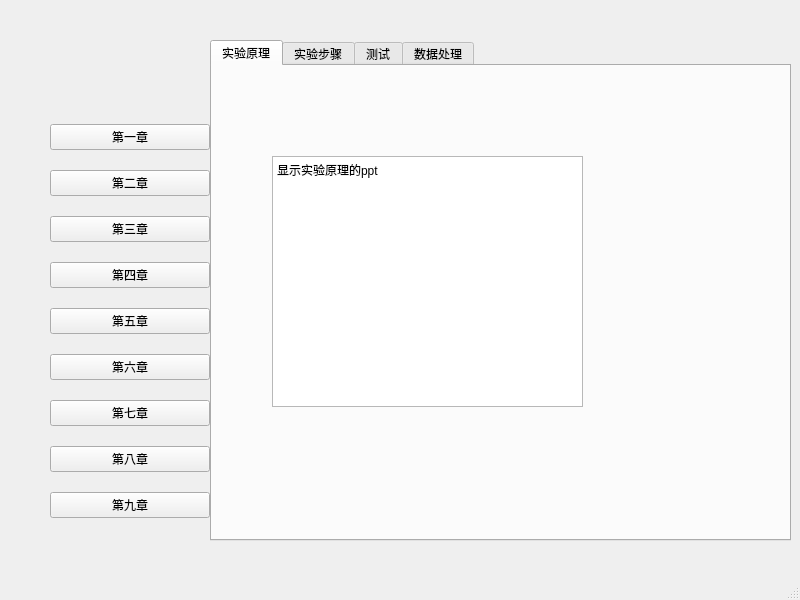
Before: the Qt Designer form main_window.ui in siweiyangsiwei/sprPthonProjext, drawn with Qt 5.
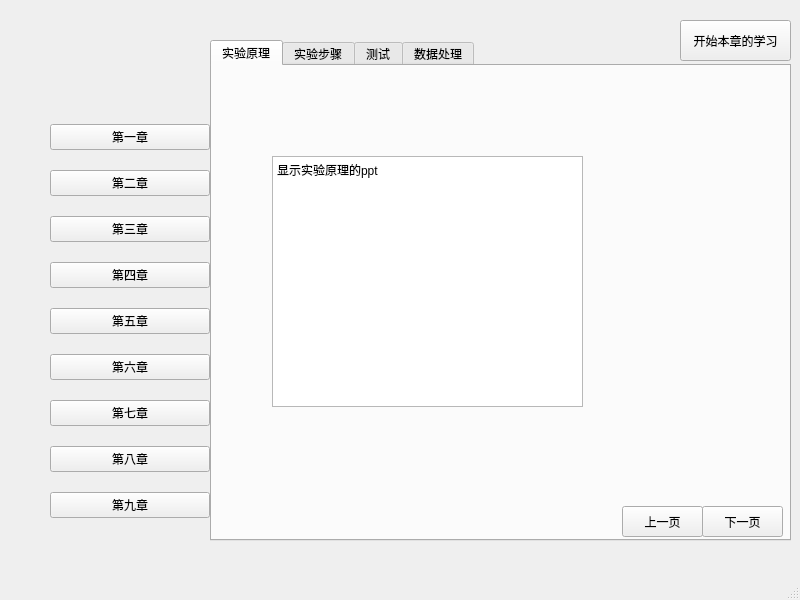
After: the same form once the commit is applied. The open tabs and pages were chosen to show the change.

Commit message: 完åå完成了章节的å­选择以及开始学习按钮的基本功能,放置了上一页下一页的按钮(功能ä¸功能未实现)

Diff of the .ui file:
```diff
--- a/main_window.ui
+++ b/main_window.ui
@@ -123,6 +123,32 @@
 &lt;p style=&quot;-qt-paragraph-type:empty; margin-top:0px; margin-bottom:0px; margin-left:0px; margin-right:0px; -qt-block-indent:0; text-indent:0px;&quot;&gt;&lt;br /&gt;&lt;/p&gt;&lt;/body&gt;&lt;/html&gt;</string>
       </property>
      </widget>
+     <widget class="QPushButton" name="pre_principle_page">
+      <property name="geometry">
+       <rect>
+        <x>410</x>
+        <y>440</y>
+        <width>81</width>
+        <height>31</height>
+       </rect>
+      </property>
+      <property name="text">
+       <string>上一页</string>
+      </property>
+     </widget>
+     <widget class="QPushButton" name="next_principle_page">
+      <property name="geometry">
+       <rect>
+        <x>490</x>
+        <y>440</y>
+        <width>81</width>
+        <height>31</height>
+       </rect>
+      </property>
+      <property name="text">
+       <string>下一页</string>
+      </property>
+     </widget>
     </widget>
     <widget class="QWidget" name="experiment_steps">
      <attribute name="title">
@@ -157,6 +183,25 @@
      </attribute>
     </widget>
    </widget>
+   <widget class="QPushButton" name="start_or_finish_learn">
+    <property name="geometry">
+     <rect>
+      <x>680</x>
+      <y>20</y>
+      <width>111</width>
+      <height>41</height>
+     </rect>
+    </property>
+    <property name="text">
+     <string>开始本章的学习</string>
+    </property>
+    <property name="iconSize">
+     <size>
+      <width>16</width>
+      <height>16</height>
+     </size>
+    </property>
+   </widget>
   </widget>
   <widget class="QMenuBar" name="menubar">
    <property name="geometry">
```
Left out of the diff: 28 changed lines with no effect on the pictures. The commit also changes 4 other files.
